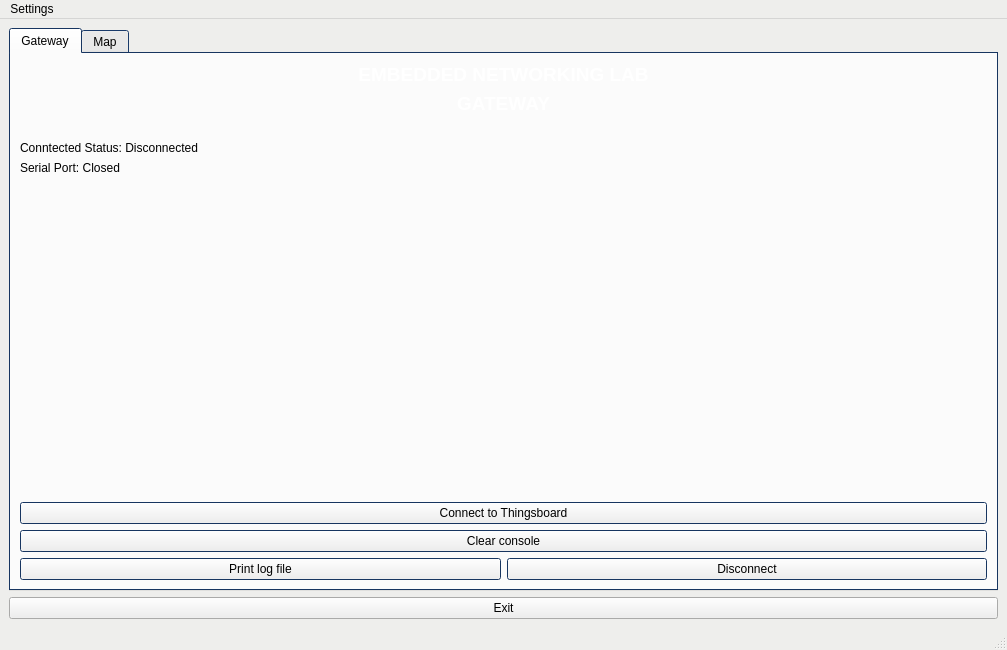
Qt form mainwindow.ui (EmNetLab411/Gateway) before a commit.
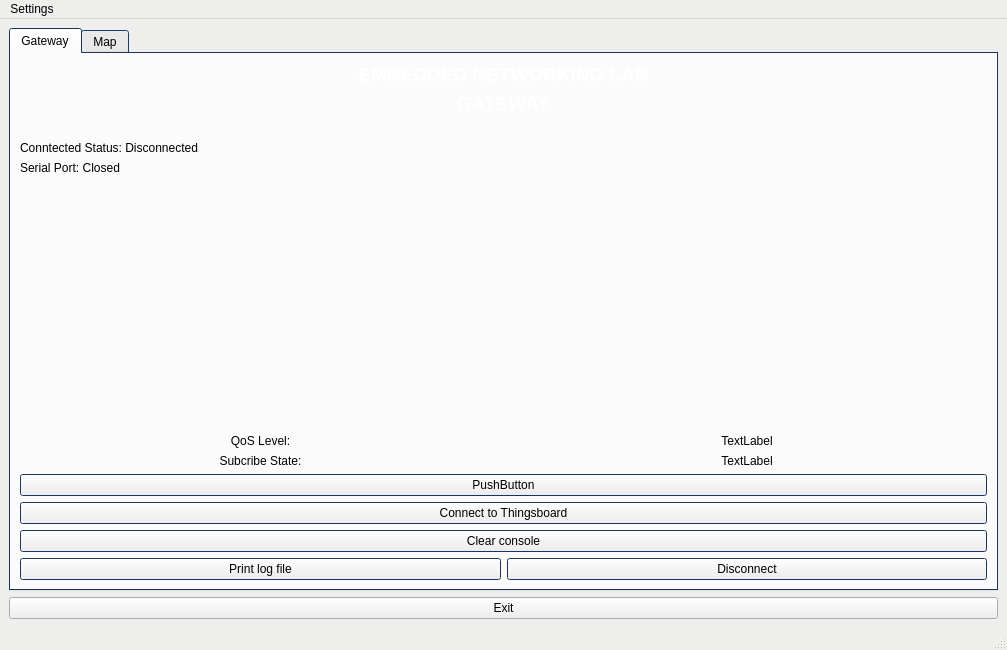
The same form after that commit.

Commit message: Subcribe data from thingsboard

```diff
--- a/mainwindow.ui
+++ b/mainwindow.ui
@@ -433,6 +433,321 @@
             </property>
            </spacer>
           </item>
+          <item>
+           <layout class="QHBoxLayout" name="horizontalLayout_4">
+            <item>
+             <layout class="QVBoxLayout" name="verticalLayout_3">
+              <item>
+               <widget class="QLabel" name="label_qos">
+                <property name="palette">
+                 <palette>
+                  <active>
+                   <colorrole role="Base">
+                    <brush brushstyle="SolidPattern">
+                     <color alpha="255">
+                      <red>255</red>
+                      <green>255</green>
+                      <blue>255</blue>
+                     </color>
+                    </brush>
+                   </colorrole>
+                   <colorrole role="Window">
+                    <brush brushstyle="SolidPattern">
+                     <color alpha="255">
+                      <red>238</red>
+                      <green>238</green>
+                      <blue>236</blue>
+                     </color>
+                    </brush>
+                   </colorrole>
+                  </active>
+                  <inactive>
+                   <colorrole role="Base">
+                    <brush brushstyle="SolidPattern">
+                     <color alpha="255">
+                      <red>255</red>
+                      <green>255</green>
+                      <blue>255</blue>
+                     </color>
+                    </brush>
+                   </colorrole>
+                   <colorrole role="Window">
+                    <brush brushstyle="SolidPattern">
+                     <color alpha="255">
+                      <red>238</red>
+                      <green>238</green>
+                      <blue>236</blue>
+                     </color>
+                    </brush>
+                   </colorrole>
+                  </inactive>
+                  <disabled>
+                   <colorrole role="Base">
+                    <brush brushstyle="SolidPattern">
+                     <color alpha="255">
+                      <red>238</red>
+                      <green>238</green>
+                      <blue>236</blue>
+                     </color>
+                    </brush>
+                   </colorrole>
+                   <colorrole role="Window">
+                    <brush brushstyle="SolidPattern">
+                     <color alpha="255">
+                      <red>238</red>
+                      <green>238</green>
+                      <blue>236</blue>
+                     </color>
+                    </brush>
+                   </colorrole>
+                  </disabled>
+                 </palette>
+                </property>
+                <property name="text">
+                 <string>QoS Level:</string>
+                </property>
+                <property name="alignment">
+                 <set>Qt::AlignCenter</set>
+                </property>
+               </widget>
+              </item>
+              <item>
+               <widget class="QLabel" name="labe_state">
+                <property name="palette">
+                 <palette>
+                  <active>
+                   <colorrole role="Base">
+                    <brush brushstyle="SolidPattern">
+                     <color alpha="255">
+                      <red>255</red>
+                      <green>255</green>
+                      <blue>255</blue>
+                     </color>
+                    </brush>
+                   </colorrole>
+                   <colorrole role="Window">
+                    <brush brushstyle="SolidPattern">
+                     <color alpha="255">
+                      <red>238</red>
+                      <green>238</green>
+                      <blue>236</blue>
+                     </color>
+                    </brush>
+                   </colorrole>
+                  </active>
+                  <inactive>
+                   <colorrole role="Base">
+                    <brush brushstyle="SolidPattern">
+                     <color alpha="255">
+                      <red>255</red>
+                      <green>255</green>
+                      <blue>255</blue>
+                     </color>
+                    </brush>
+                   </colorrole>
+                   <colorrole role="Window">
+                    <brush brushstyle="SolidPattern">
+                     <color alpha="255">
+                      <red>238</red>
+                      <green>238</green>
+                      <blue>236</blue>
+                     </color>
+                    </brush>
+                   </colorrole>
+                  </inactive>
+                  <disabled>
+                   <colorrole role="Base">
+                    <brush brushstyle="SolidPattern">
+                     <color alpha="255">
+                      <red>238</red>
+                      <green>238</green>
+                      <blue>236</blue>
+                     </color>
+                    </brush>
+                   </colorrole>
+                   <colorrole role="Window">
+                    <brush brushstyle="SolidPattern">
+                     <color alpha="255">
+                      <red>238</red>
+                      <green>238</green>
+                      <blue>236</blue>
+                     </color>
+                    </brush>
+                   </colorrole>
+                  </disabled>
+                 </palette>
+                </property>
+                <property name="text">
+                 <string>Subcribe State:</string>
+                </property>
+                <property name="alignment">
+                 <set>Qt::AlignCenter</set>
+                </property>
+               </widget>
+              </item>
+             </layout>
+            </item>
+            <item>
+             <layout class="QVBoxLayout" name="verticalLayout_2">
+              <item>
+               <widget class="QLabel" name="label_qos_num">
+                <property name="palette">
+                 <palette>
+                  <active>
+                   <colorrole role="Base">
+                    <brush brushstyle="SolidPattern">
+                     <color alpha="255">
+                      <red>255</red>
+                      <green>255</green>
+                      <blue>255</blue>
+                     </color>
+                    </brush>
+                   </colorrole>
+                   <colorrole role="Window">
+                    <brush brushstyle="SolidPattern">
+                     <color alpha="255">
+                      <red>238</red>
+                      <green>238</green>
+                      <blue>236</blue>
+                     </color>
+                    </brush>
+                   </colorrole>
+                  </active>
+                  <inactive>
+                   <colorrole role="Base">
+                    <brush brushstyle="SolidPattern">
+                     <color alpha="255">
+                      <red>255</red>
+                      <green>255</green>
+                      <blue>255</blue>
+                     </color>
+                    </brush>
+                   </colorrole>
+                   <colorrole role="Window">
+                    <brush brushstyle="SolidPattern">
+                     <color alpha="255">
+                      <red>238</red>
+                      <green>238</green>
+                      <blue>236</blue>
+                     </color>
+                    </brush>
+                   </colorrole>
+                  </inactive>
+                  <disabled>
+                   <colorrole role="Base">
+                    <brush brushstyle="SolidPattern">
+                     <color alpha="255">
+                      <red>238</red>
+                      <green>238</green>
+                      <blue>236</blue>
+                     </color>
+                    </brush>
+                   </colorrole>
+                   <colorrole role="Window">
+                    <brush brushstyle="SolidPattern">
+                     <color alpha="255">
+                      <red>238</red>
+                      <green>238</green>
+                      <blue>236</blue>
+                     </color>
+                    </brush>
+                   </colorrole>
+                  </disabled>
+                 </palette>
+                </property>
+                <property name="text">
+                 <string>TextLabel</string>
+                </property>
+                <property name="alignment">
+                 <set>Qt::AlignCenter</set>
+                </property>
+               </widget>
+              </item>
+              <item>
+               <widget class="QLabel" name="label_sub_state">
+                <property name="palette">
+                 <palette>
+                  <active>
+                   <colorrole role="Base">
+                    <brush brushstyle="SolidPattern">
+                     <color alpha="255">
+                      <red>255</red>
+                      <green>255</green>
+                      <blue>255</blue>
+                     </color>
+                    </brush>
+                   </colorrole>
+                   <colorrole role="Window">
+                    <brush brushstyle="SolidPattern">
+                     <color alpha="255">
+                      <red>238</red>
+                      <green>238</green>
+                      <blue>236</blue>
+                     </color>
+                    </brush>
+                   </colorrole>
+                  </active>
+                  <inactive>
+                   <colorrole role="Base">
+                    <brush brushstyle="SolidPattern">
+                     <color alpha="255">
+                      <red>255</red>
+                      <green>255</green>
+                      <blue>255</blue>
+                     </color>
+                    </brush>
+                   </colorrole>
+                   <colorrole role="Window">
+                    <brush brushstyle="SolidPattern">
+                     <color alpha="255">
+                      <red>238</red>
+                      <green>238</green>
+                      <blue>236</blue>
+                     </color>
+                    </brush>
+                   </colorrole>
+                  </inactive>
+                  <disabled>
+                   <colorrole role="Base">
+                    <brush brushstyle="SolidPattern">
+                     <color alpha="255">
+                      <red>238</red>
+                      <green>238</green>
+                      <blue>236</blue>
+                     </color>
+                    </brush>
+                   </colorrole>
+                   <colorrole role="Window">
+                    <brush brushstyle="SolidPattern">
+                     <color alpha="255">
+                      <red>238</red>
+                      <green>238</green>
+                      <blue>236</blue>
+                     </color>
+                    </brush>
+                   </colorrole>
+                  </disabled>
+                 </palette>
+                </property>
+                <property name="text">
+                 <string>TextLabel</string>
+                </property>
+                <property name="alignment">
+                 <set>Qt::AlignCenter</set>
+                </property>
+               </widget>
+              </item>
+             </layout>
+            </item>
+           </layout>
+          </item>
+          <item>
+           <widget class="QPushButton" name="subButton">
+            <property name="text">
+             <string>PushButton</string>
+            </property>
+           </widget>
+          </item>
           <item>
            <widget class="QPushButton" name="connectMqttButton">
             <property name="text">
```
Left out of the diff: 64 changed lines with no effect on the pictures. The commit also changes 12 other files.
